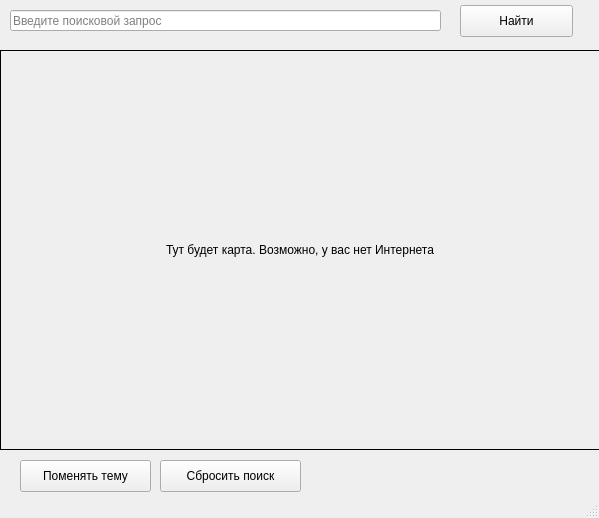
First picture: the form in design.ui, repository VND0/maps-qt, before the edit.
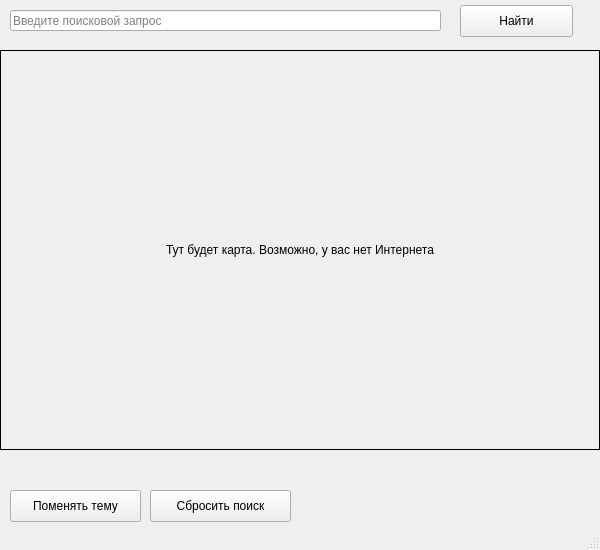
Second picture: the form after the edit.

Commit message: Added showing address of the found object with QLabel.

The edit to the form file:
```diff
--- a/design.ui
+++ b/design.ui
@@ -6,8 +6,8 @@
    <rect>
     <x>0</x>
     <y>0</y>
-    <width>599</width>
-    <height>518</height>
+    <width>600</width>
+    <height>550</height>
    </rect>
   </property>
   <property name="windowTitle">
@@ -41,8 +41,8 @@
    <widget class="QPushButton" name="theme_switcher">
     <property name="geometry">
      <rect>
-      <x>20</x>
-      <y>460</y>
+      <x>10</x>
+      <y>490</y>
       <width>131</width>
       <height>32</height>
      </rect>
@@ -83,8 +83,8 @@
    <widget class="QPushButton" name="search_reset_btn">
     <property name="geometry">
      <rect>
-      <x>160</x>
-      <y>460</y>
+      <x>150</x>
+      <y>490</y>
       <width>141</width>
       <height>32</height>
      </rect>
@@ -93,6 +93,19 @@
      <string>Сбросить поиск</string>
     </property>
    </widget>
+   <widget class="QLabel" name="address_lbl">
+    <property name="geometry">
+     <rect>
+      <x>10</x>
+      <y>460</y>
+      <width>581</width>
+      <height>21</height>
+     </rect>
+    </property>
+    <property name="text">
+     <string/>
+    </property>
+   </widget>
   </widget>
   <widget class="QStatusBar" name="statusbar"/>
  </widget>
```
The commit also changes 3 other files.
